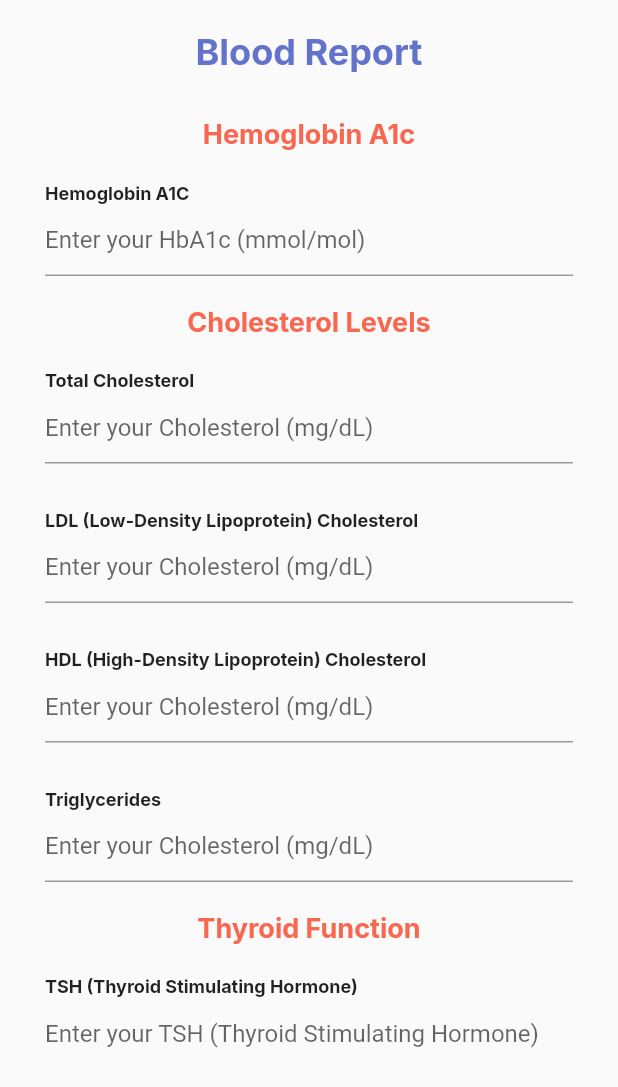
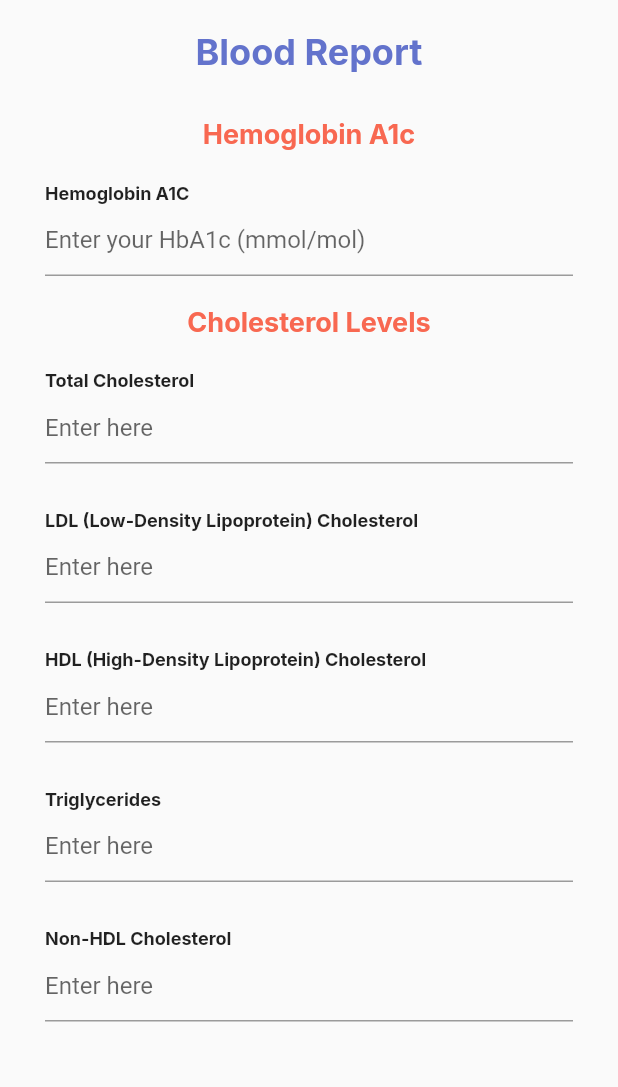
Before and after one commit to ashuein/diabetes, a Flutter app: the BloodReportEntryBottomSheet widget shown alone on an empty page, opened directly, on a phone screen of 412 x 824 dp. Shown: the top 1087 px of the screen. Run offline on Flutter 3.47's test engine with Material 2 defaults, Android fonts, the phone set to English and light mode, and no system bars; our stand-ins replace google_fonts, image_picker, percent_indicator, shared_preferences, syncfusion_flutter_charts, toast; missing offline and left inert: dropdown_model_list; accounts and stored records are empty; network calls fail.

Commit message:
Updated blood report form

```diff
--- a/lib/Components/Forms/BloodReport.dart
+++ b/lib/Components/Forms/BloodReport.dart
@@ -5,6 +5,7 @@ import 'package:flutter/material.dart';
 import 'package:google_fonts/google_fonts.dart';
 import 'package:intl/intl.dart';
 import 'package:provider/provider.dart';
+import 'package:toast/toast.dart';
 
 import '../../URL.dart';
 
@@ -32,6 +33,8 @@ class _BloodReportEntryBottomSheetState extends State<BloodReportEntryBottomShee
   TextEditingController choleHDLController = TextEditingController();
   TextEditingController choleTotalController = TextEditingController();
   TextEditingController choleTriController = TextEditingController();
+  TextEditingController choleVLDLController = TextEditingController();
+  TextEditingController choleNonHDLController = TextEditingController();
 
   // Thyroid Function
   TextEditingController tshController = TextEditingController();
@@ -64,6 +67,9 @@ class _BloodReportEntryBottomSheetState extends State<BloodReportEntryBottomShee
 
   @override
   Widget build(BuildContext context) {
+
+    ToastContext().init(context);
+
     return FractionallySizedBox(
       heightFactor: 0.85,
       widthFactor: 1.0,
@@ -160,7 +166,7 @@ class _BloodReportEntryBottomSheetState extends State<BloodReportEntryBottomShee
                         ),
                         TextField(
                           controller: choleTotalController,
-                          decoration: InputDecoration(hintText: 'Enter your Cholesterol (mg/dL)'),
+                          decoration: InputDecoration(hintText: 'Enter here'),
                           keyboardType: TextInputType.number,
                         ),
                       ],
@@ -180,7 +186,7 @@ class _BloodReportEntryBottomSheetState extends State<BloodReportEntryBottomShee
                         ),
                         TextField(
                           controller: choleLDLController,
-                          decoration: InputDecoration(hintText: 'Enter your Cholesterol (mg/dL)'),
+                          decoration: InputDecoration(hintText: 'Enter here'),
                           keyboardType: TextInputType.number,
                         ),
                       ],
@@ -200,7 +206,7 @@ class _BloodReportEntryBottomSheetState extends State<BloodReportEntryBottomShee
                         ),
                         TextField(
                           controller: choleHDLController,
-                          decoration: InputDecoration(hintText: 'Enter your Cholesterol (mg/dL)'),
+                          decoration: InputDecoration(hintText: 'Enter here'),
                           keyboardType: TextInputType.number,
                         ),
                       ],
@@ -220,7 +226,47 @@ class _BloodReportEntryBottomSheetState extends State<BloodReportEntryBottomShee
                         ),
                         TextField(
                           controller: choleTriController,
-                          decoration: InputDecoration(hintText: 'Enter your Cholesterol (mg/dL)'),
+                          decoration: InputDecoration(hintText: 'Enter here'),
+                          keyboardType: TextInputType.number,
+                        ),
+                      ],
+                    ),
+                    SizedBox(height: 30,),
+                    Column(
+                      crossAxisAlignment: CrossAxisAlignment.start,
+                      children: [
+                        Text(
+                          "Non-HDL Cholesterol",
+                          style: GoogleFonts.inter(
+                            textStyle: TextStyle(
+                              fontWeight: FontWeight.bold,
+                              fontSize: 12,
+                            ),
+                          ),
+                        ),
+                        TextField(
+                          controller: choleNonHDLController,
+                          decoration: InputDecoration(hintText: 'Enter here'),
+                          keyboardType: TextInputType.number,
+                        ),
+                      ],
+                    ),
+                    SizedBox(height: 30,),
+                    Column(
+                      crossAxisAlignment: CrossAxisAlignment.start,
+                      children: [
+                        Text(
+                          "VLDL Cholesterol",
+                          style: GoogleFonts.inter(
+                            textStyle: TextStyle(
+                              fontWeight: FontWeight.bold,
+                              fontSize: 12,
+                            ),
+                          ),
+                        ),
+                        TextField(
+                          controller: choleVLDLController,
+                          decoration: InputDecoration(hintText: 'Enter here'),
                           keyboardType: TextInputType.number,
                         ),
                       ],
@@ -415,8 +461,8 @@ class _BloodReportEntryBottomSheetState extends State<BloodReportEntryBottomShee
                   mainAxisAlignment: MainAxisAlignment.center,
                   children: [
                     ElevatedButton(
-                      onPressed: () {
-                        saveMealIntakeEntry();
+                      onPressed: () async {
+                        await savebloodReport();
                         Navigator.of(context).pop();
                       },
                       style: ElevatedButton.styleFrom(
@@ -449,7 +495,7 @@ class _BloodReportEntryBottomSheetState extends State<BloodReportEntryBottomShee
   }
 
   // Function to save the blood sugar entry
-  Future<void> saveMealIntakeEntry() async {
+  Future<void> savebloodReport() async {
 
     // TO:DO Valid Validation of the data
 
@@ -470,6 +516,8 @@ class _BloodReportEntryBottomSheetState extends State<BloodReportEntryBottomShee
       'ttg': parseDouble(ttgController.text),
       'urine_microalbumin': parseDouble(umaController.text),
       'phoneNumber': context.read<UserProvider>().phoneNumber,
+      'cholesterol_vldl' : parseDouble(choleVLDLController.text),
+      'cholesterol_non_hdl' : parseDouble(choleNonHDLController.text)
     };
 
 
@@ -482,7 +530,12 @@ class _BloodReportEntryBottomSheetState extends State<BloodReportEntryBottomShee
     );
 
     if (response.statusCode == 201) {
-      print('Blood Report record saved successfully');
+      Toast.show(
+        "Blood Report record saved successfully",
+        duration: Toast.lengthShort,
+        gravity: Toast.bottom,
+        backgroundRadius: 8.0,
+      );
       // Handle success
     } else {
       print('Failed to save blood report record');
--- a/lib/Components/Log/BloodReportLogs.dart
+++ b/lib/Components/Log/BloodReportLogs.dart
@@ -27,18 +27,20 @@ class _BloodReportState extends State<BloodReport> {
       final List<dynamic> data = json.decode(response.body);
       return data.map((entry) {
         return ReportEntry(
-          hba1c: entry['hba1c'],
-          ldl: entry['ldl'],
-          hdl: entry['hdl'],
-          totalChole: entry['totalChole'],
-          triglyChole: entry['triglyChole'],
-          tsh: entry['tsh'],
-          t3: entry['t3'],
-          t4: entry['t4'],
-          ttg: entry['ttg'],
-          urine: entry['uma'],
+          hba1c: entry['hba1c'] ?? 0,
+          ldl: entry['ldl'] ?? 0,
+          hdl: entry['hdl'] ?? 0,
+          totalChole: entry['totalChole'] ?? 0,
+          triglyChole: entry['triglyChole'] ?? 0,
+          tsh: entry['tsh'] ?? 0,
+          t3: entry['t3'] ?? 0,
+          t4: entry['t4'] ?? 0,
+          ttg: entry['ttg'] ?? 0,
+          urine: entry['uma'] ?? 0,
           date: DateTime.parse(entry['date']),
           time: DateFormat('HH:mm:ss').parse(entry['time']),
+          non_hdl: entry['non_hdl'] ?? 0,
+          vldl: entry['vldl'] ?? 0,
         );
       }).toList();
     } else {
@@ -46,7 +48,7 @@ class _BloodReportState extends State<BloodReport> {
     }
   }
 
-  void openBloodReportEntryDialog(totalChole,hba1c,hdl,ldl,t3,t4,triglyChole,tsh,ttg,urine) {
+  void openBloodReportEntryDialog(totalChole,hba1c,hdl,ldl,t3,t4,triglyChole,tsh,ttg,urine,vldl,nonhdl) {
     showModalBottomSheet(
       isScrollControlled: true,
       context: context,
@@ -54,7 +56,7 @@ class _BloodReportState extends State<BloodReport> {
         borderRadius: BorderRadius.vertical(top: Radius.circular(12.0)),
       ),
       builder: (BuildContext context) {
-        return BloodReportLogBottomSheet(totalChole: totalChole,hba1c: hba1c,hdl: hdl,ldl: ldl,t3: t3,t4: t4,triglyChole: triglyChole,tsh: tsh,ttg: ttg,urine: urine);
+        return BloodReportLogBottomSheet(totalChole: totalChole,hba1c: hba1c,hdl: hdl,ldl: ldl,t3: t3,t4: t4,triglyChole: triglyChole,tsh: tsh,ttg: ttg,urine: urine,vldl: vldl,non_hdl: nonhdl,);
       },
     );
   }
@@ -99,7 +101,7 @@ class _BloodReportState extends State<BloodReport> {
 
                   return ListTile(
                     onTap: (){
-                      openBloodReportEntryDialog(data.totalChole,data.hba1c,data.hdl,data.ldl,data.t3,data.t4,data.triglyChole,data.tsh,data.ttg,data.urine);
+                      openBloodReportEntryDialog(data.totalChole,data.hba1c,data.hdl,data.ldl,data.t3,data.t4,data.triglyChole,data.tsh,data.ttg,data.urine,data.vldl,data.non_hdl);
                     },
                     title: Container(
                       margin: EdgeInsets.only(bottom: 20.0),
@@ -164,6 +166,8 @@ class ReportEntry {
   final double t4;
   final double ttg;
   final double urine;
+  final double non_hdl;
+  final double vldl;
   final DateTime date;
   final DateTime time;
 
@@ -180,5 +184,7 @@ class ReportEntry {
     required this.hba1c,
     required this.date,
     required this.time,
+    required this.vldl,
+    required this.non_hdl
   });
 }
```
Also changed, not shown: lib/Components/Forms/BloodReportLogBottomSheet.dart (+48 -0 lines).
